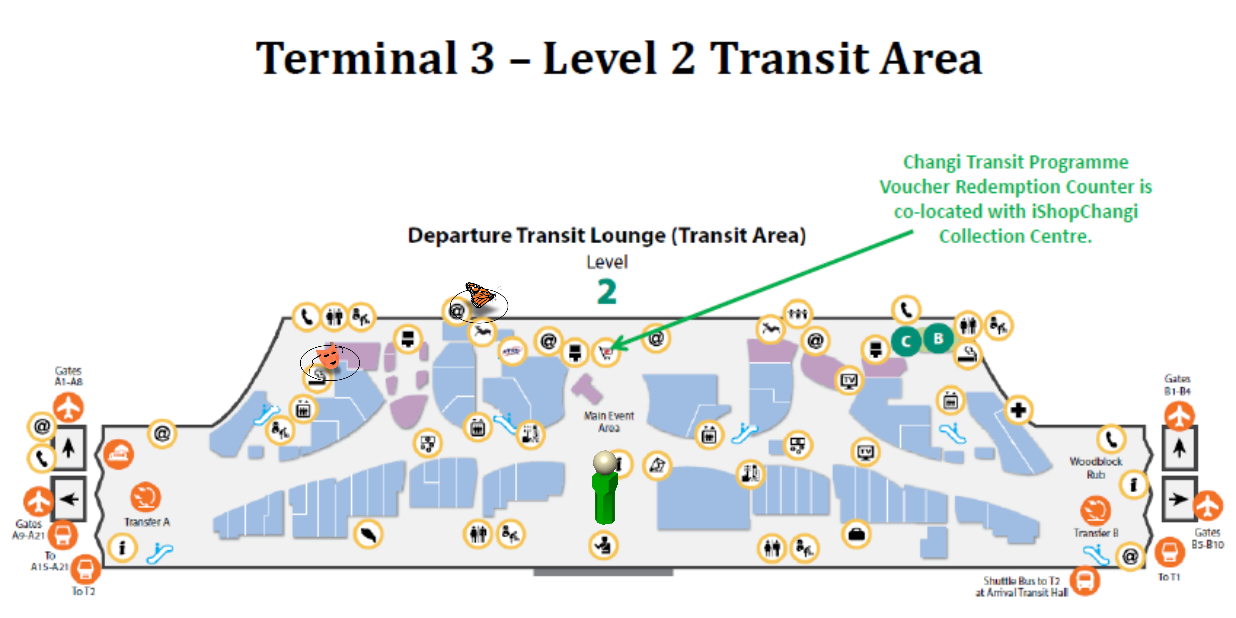
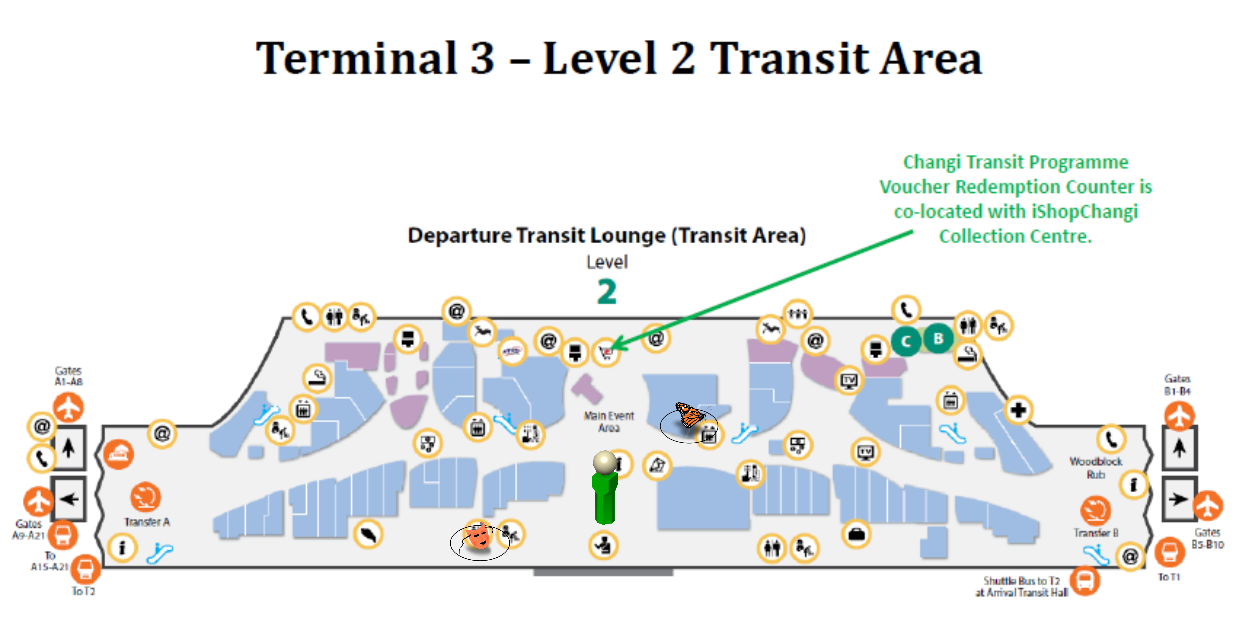
Before and after one commit to lnanek/changi-mon, an Android app: the ViewAirportMapActivity screen opened directly, with no data from a screen before it, on a phone screen of 824 x 412 dp (held sideways). Run offline under Robolectric (Android 15) with nearby library versions, the phone set to English and light mode, and no system bars; our stand-ins replace EventBus; libraries missing offline, so code that uses them is left out: com.google.atap.tangoservice; network calls fail; 1 statement that could not run was skipped.

Commit message:
Adjust positions for Tango screen size.

```diff
--- a/java_basic_examples/hello_motion_tracking/src/main/java/name/nanek/changimon/activity/ViewAirportMapActivity.java
+++ b/java_basic_examples/hello_motion_tracking/src/main/java/name/nanek/changimon/activity/ViewAirportMapActivity.java
@@ -51,7 +51,7 @@
 
     private static final String TAG = ViewAirportMapActivity.class.getSimpleName();
 
-    public static float sTangoToPixelFactor = 120;
+    public static float sTangoToPixelFactor = 150;
 
     private static final Boolean DEBUG_AUTO_X_MOVEMENT = null;
     //private static final Boolean DEBUG_AUTO_X_MOVEMENT = false;
--- a/java_basic_examples/hello_motion_tracking/src/main/res/layout/activity_debug_overlay.xml
+++ b/java_basic_examples/hello_motion_tracking/src/main/res/layout/activity_debug_overlay.xml
@@ -43,7 +43,7 @@
         android:layout_width="wrap_content"
         android:layout_height="wrap_content"
         android:gravity="center"
-        android:text="60"
+        android:text="360"
         android:textSize="18sp" />
 
     <Button
--- a/java_basic_examples/hello_motion_tracking/src/main/res/layout/activity_view_airport_map.xml
+++ b/java_basic_examples/hello_motion_tracking/src/main/res/layout/activity_view_airport_map.xml
@@ -28,8 +28,8 @@
         android:layout_width="44dp"
         android:layout_height="44dp"
         android:adjustViewBounds="true"
-        android:layout_marginLeft="300dp"
-        android:layout_marginTop="180dp"
+        android:layout_marginLeft="440dp"
+        android:layout_marginTop="260dp"
         android:src="@drawable/butterfly_circle"
         />
 
@@ -38,8 +38,8 @@
         android:layout_width="40dp"
         android:layout_height="40dp"
         android:adjustViewBounds="true"
-        android:layout_marginLeft="200dp"
-        android:layout_marginTop="220dp"
+        android:layout_marginLeft="300dp"
+        android:layout_marginTop="340dp"
         android:src="@drawable/mask_circle"
         />
 
```
